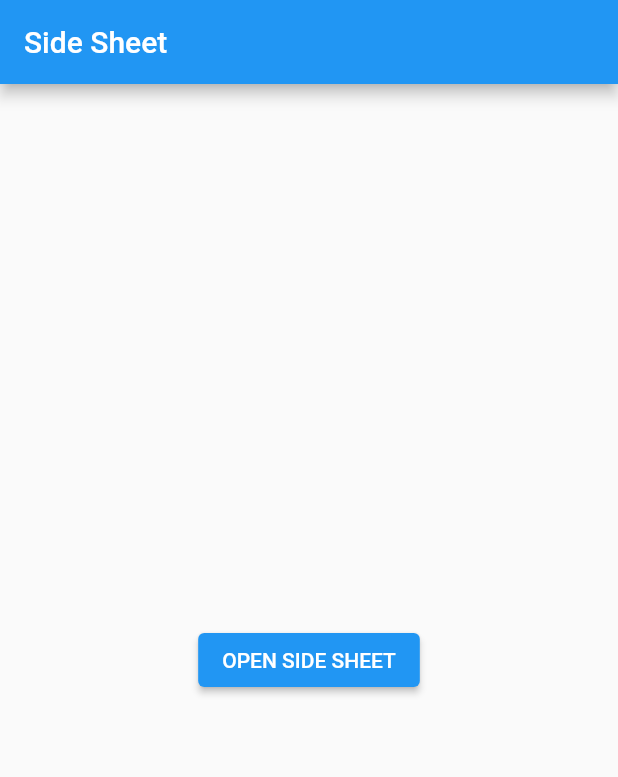
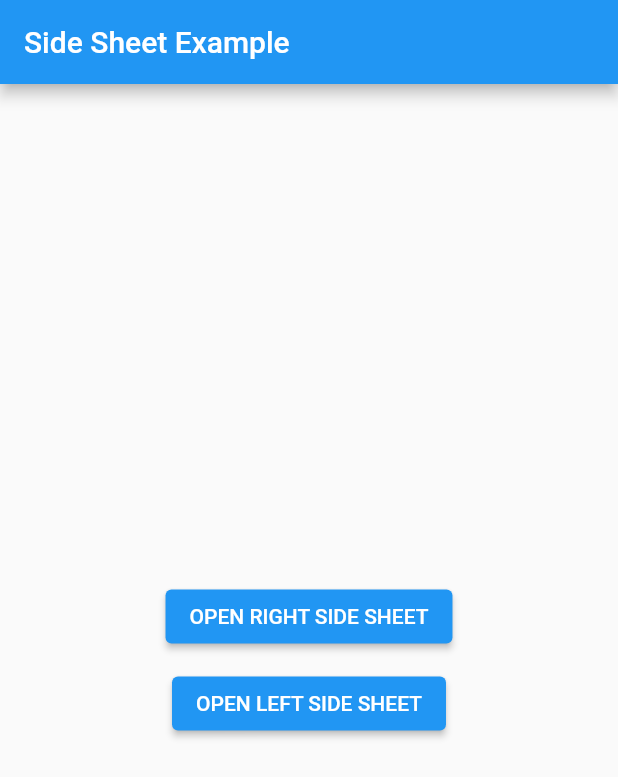
Before and after one commit to israelhudson/side_sheet, a Flutter app: the screen it shows after launch, on a phone screen of 412 x 824 dp. Shown: the top 777 px of the screen. Run offline on Flutter 3.47's test engine with Material 2 defaults, Android fonts, the phone set to English and light mode, and no system bars.

Commit message:
added left side

```diff
--- a/example/lib/main.dart
+++ b/example/lib/main.dart
@@ -10,7 +10,7 @@ class MyApp extends StatelessWidget {
   Widget build(BuildContext context) {
     return MaterialApp(
       title: 'Side Sheet',
-      home: MyHomePage(title: 'Side Sheet'),
+      home: MyHomePage(title: 'Side Sheet Example'),
       debugShowCheckedModeBanner: false,
     );
   }
@@ -34,14 +34,26 @@ class _MyHomePageState extends State<MyHomePage> {
       body: Center(
         child: SingleChildScrollView(
           child: Column(
-            mainAxisAlignment: MainAxisAlignment.center,
+            mainAxisSize: MainAxisSize.max,
+            crossAxisAlignment: CrossAxisAlignment.center,
             children: <Widget>[
               ElevatedButton(
                   onPressed: () =>
-                      SheetSide(
+                      SheetSide.right(
                           body: Text("Body"),
-                      ).show(context: context),
-                  child: Text('OPEN SIDE SHEET'))
+                          context: context
+                      ),
+                  child: Text('OPEN RIGHT SIDE SHEET')),
+
+              SizedBox(height: 10),
+
+              ElevatedButton(
+                  onPressed: () =>
+                      SheetSide.left(
+                          body: Text("Body"),
+                          context: context
+                      ),
+                  child: Text('OPEN LEFT SIDE SHEET')),
             ],
           ),
         ),
--- a/lib/side_sheet.dart
+++ b/lib/side_sheet.dart
@@ -4,24 +4,33 @@ import 'package:flutter/material.dart';
 
 class SheetSide {
   final Widget body;
-  final bool rightSide;
+  final BuildContext context;
 
-  SheetSide({
+  SheetSide.right({
     required this.body,
-    this.rightSide = true,
-  });
+    required this.context
+  }){
+    showSheetSide(rightSide: true);
+  }
 
-  void show({required BuildContext? context}) async {
-    final sheet = await showGeneralDialog(
+  SheetSide.left({
+    required this.body,
+    required this.context
+  }){
+    showSheetSide(rightSide: false);
+  }
+
+  void showSheetSide({required rightSide}) {
+    showGeneralDialog(
       barrierLabel: "Sheet Horizontal",
       barrierDismissible: true,
       barrierColor: Colors.black.withOpacity(0.3),
       transitionDuration: Duration(milliseconds: 300),
-      context: context!,
+      context: this.context,
       pageBuilder: (context, animation1, animation2) {
         return Align(
           alignment:
-              (this.rightSide ? Alignment.centerRight : Alignment.centerLeft),
+          (rightSide ? Alignment.centerRight : Alignment.centerLeft),
           child: Material(
             elevation: 15,
             color: Colors.transparent,
@@ -36,8 +45,8 @@ class SheetSide {
       transitionBuilder: (context, animation1, animation2, child) {
         return SlideTransition(
           position:
-              Tween(begin: Offset((this.rightSide ? 1 : -1), 0), end: Offset(0, 0))
-                  .animate(animation1),
+          Tween(begin: Offset((rightSide ? 1 : -1), 0), end: Offset(0, 0))
+              .animate(animation1),
           child: child,
         );
       },
```
